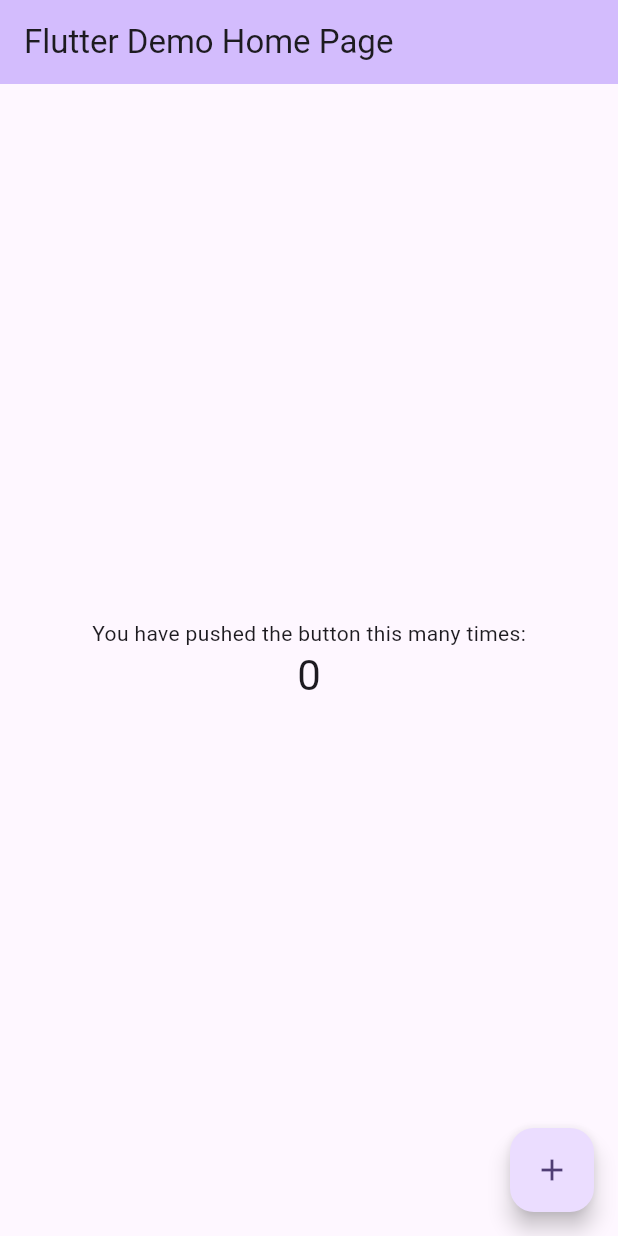
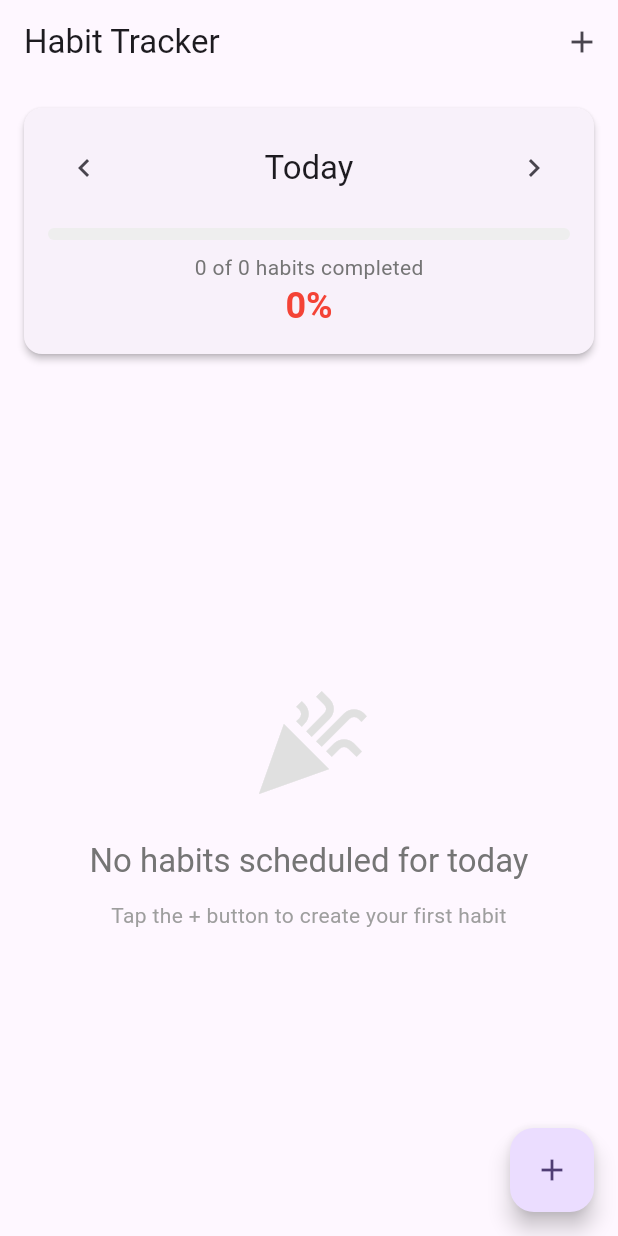
Before and after one commit to andreswooshik/habit-tracker-flutter, a Flutter app: the screen it shows after launch, on a phone screen of 412 x 824 dp. Run offline on Flutter 3.47's test engine with Material 3 defaults, Android fonts, the phone set to English and light mode, and no system bars; our stand-ins replace equatable, flutter_riverpod.

Commit message:
Phase 6: Implement HabitListScreen with date navigation and completion toggle
- Created HabitListScreen with full provider integration
- Date navigation with progress indicator
- Habit cards with completion toggle and streak display
- Empty state for days with no scheduled habits
- Fixed compilation errors (CardThemeData, imports)
- Integrated all Phase 5 computed providers

```diff
--- a/habit_tracker_flutter_new/lib/main.dart
+++ b/habit_tracker_flutter_new/lib/main.dart
@@ -1,122 +1,37 @@
 import 'package:flutter/material.dart';
+import 'package:flutter_riverpod/flutter_riverpod.dart';
+import 'package:habit_tracker_flutter_new/screens/habit_list_screen.dart';
 
 void main() {
-  runApp(const MyApp());
+  runApp(
+    const ProviderScope(
+      child: MyApp(),
+    ),
+  );
 }
 
 class MyApp extends StatelessWidget {
   const MyApp({super.key});
 
-  // This widget is the root of your application.
   @override
   Widget build(BuildContext context) {
     return MaterialApp(
-      title: 'Flutter Demo',
+      title: 'Habit Tracker',
+      debugShowCheckedModeBanner: false,
       theme: ThemeData(
-        // This is the theme of your application.
-        //
-        // TRY THIS: Try running your application with "flutter run". You'll see
-        // the application has a purple toolbar. Then, without quitting the app,
-        // try changing the seedColor in the colorScheme below to Colors.green
-        // and then invoke "hot reload" (save your changes or press the "hot
-        // reload" button in a Flutter-supported IDE, or press "r" if you used
-        // the command line to start the app).
-        //
-        // Notice that the counter didn't reset back to zero; the application
-        // state is not lost during the reload. To reset the state, use hot
-        // restart instead.
-        //
-        // This works for code too, not just values: Most code changes can be
-        // tested with just a hot reload.
-        colorScheme: .fromSeed(seedColor: Colors.deepPurple),
+        colorScheme: ColorScheme.fromSeed(
+          seedColor: Colors.deepPurple,
+          brightness: Brightness.light,
+        ),
+        useMaterial3: true,
+        cardTheme: CardThemeData(
+          elevation: 2,
+          shape: RoundedRectangleBorder(
+            borderRadius: BorderRadius.circular(12),
+          ),
+        ),
       ),
-      home: const MyHomePage(title: 'Flutter Demo Home Page'),
+      home: const HabitListScreen(),
     );
   }
 }
-
-class MyHomePage extends StatefulWidget {
-  const MyHomePage({super.key, required this.title});
-
-  // This widget is the home page of your application. It is stateful, meaning
-  // that it has a State object (defined below) that contains fields that affect
-  // how it looks.
-
-  // This class is the configuration for the state. It holds the values (in this
-  // case the title) provided by the parent (in this case the App widget) and
-  // used by the build method of the State. Fields in a Widget subclass are
-  // always marked "final".
-
-  final String title;
-
-  @override
-  State<MyHomePage> createState() => _MyHomePageState();
-}
-
-class _MyHomePageState extends State<MyHomePage> {
-  int _counter = 0;
-
-  void _incrementCounter() {
-    setState(() {
-      // This call to setState tells the Flutter framework that something has
-      // changed in this State, which causes it to rerun the build method below
-      // so that the display can reflect the updated values. If we changed
-      // _counter without calling setState(), then the build method would not be
-      // called again, and so nothing would appear to happen.
-      _counter++;
-    });
-  }
-
-  @override
-  Widget build(BuildContext context) {
-    // This method is rerun every time setState is called, for instance as done
-    // by the _incrementCounter method above.
-    //
-    // The Flutter framework has been optimized to make rerunning build methods
-    // fast, so that you can just rebuild anything that needs updating rather
-    // than having to individually change instances of widgets.
-    return Scaffold(
-      appBar: AppBar(
-        // TRY THIS: Try changing the color here to a specific color (to
-        // Colors.amber, perhaps?) and trigger a hot reload to see the AppBar
-        // change color while the other colors stay the same.
-        backgroundColor: Theme.of(context).colorScheme.inversePrimary,
-        // Here we take the value from the MyHomePage object that was created by
-        // the App.build method, and use it to set our appbar title.
-        title: Text(widget.title),
-      ),
-      body: Center(
-        // Center is a layout widget. It takes a single child and positions it
-        // in the middle of the parent.
-        child: Column(
-          // Column is also a layout widget. It takes a list of children and
-          // arranges them vertically. By default, it sizes itself to fit its
-          // children horizontally, and tries to be as tall as its parent.
-          //
-          // Column has various properties to control how it sizes itself and
-          // how it positions its children. Here we use mainAxisAlignment to
-          // center the children vertically; the main axis here is the vertical
-          // axis because Columns are vertical (the cross axis would be
-          // horizontal).
-          //
-          // TRY THIS: Invoke "debug painting" (choose the "Toggle Debug Paint"
-          // action in the IDE, or press "p" in the console), to see the
-          // wireframe for each widget.
-          mainAxisAlignment: .center,
-          children: [
-            const Text('You have pushed the button this many times:'),
-            Text(
-              '$_counter',
-              style: Theme.of(context).textTheme.headlineMedium,
-            ),
-          ],
-        ),
-      ),
-      floatingActionButton: FloatingActionButton(
-        onPressed: _incrementCounter,
-        tooltip: 'Increment',
-        child: const Icon(Icons.add),
-      ),
-    );
-  }
-}
--- /dev/null
+++ b/habit_tracker_flutter_new/lib/screens/habit_list_screen.dart
@@ -0,0 +1,453 @@
+import 'package:flutter/material.dart';
+import 'package:flutter_riverpod/flutter_riverpod.dart';
+import 'package:habit_tracker_flutter_new/models/habit.dart';
+import 'package:habit_tracker_flutter_new/models/habit_category.dart';
+import 'package:habit_tracker_flutter_new/providers/providers.dart';
+import 'package:habit_tracker_flutter_new/services/services.dart';
+import 'package:intl/intl.dart';
+
+/// Main screen displaying the list of habits for the selected date
+///
+/// Features:
+/// - Displays today's habits with completion status
+/// - Shows progress statistics
+/// - Allows completion toggle
+/// - Filters and sorts habits
+class HabitListScreen extends ConsumerWidget {
+  const HabitListScreen({super.key});
+
+  @override
+  Widget build(BuildContext context, WidgetRef ref) {
+    final todaysHabits = ref.watch(todaysHabitsProvider);
+    final selectedDate = ref.watch(selectedDateProvider);
+    final todaysProgress = ref.watch(todaysProgressProvider);
+    final completedCount = ref.watch(completedTodayCountProvider);
+    final totalCount = ref.watch(todaysHabitsCountProvider);
+
+    return Scaffold(
+      appBar: AppBar(
+        title: const Text('Habit Tracker'),
+        actions: [
+          IconButton(
+            icon: const Icon(Icons.add),
+            onPressed: () {
+              // TODO: Navigate to AddEditHabitScreen
+            },
+          ),
+        ],
+      ),
+      body: Column(
+        children: [
+          // Date selector and progress card
+          _DateProgressCard(
+            selectedDate: selectedDate,
+            progress: todaysProgress,
+            completedCount: completedCount,
+            totalCount: totalCount,
+            onDateChanged: (date) {
+              ref.read(selectedDateProvider.notifier).state = date;
+            },
+          ),
+
+          // Habits list
+          Expanded(
+            child: todaysHabits.isEmpty
+                ? _EmptyState(selectedDate: selectedDate)
+                : ListView.builder(
+                    padding: const EdgeInsets.all(16),
+                    itemCount: todaysHabits.length,
+                    itemBuilder: (context, index) {
+                      final habit = todaysHabits[index];
+                      return _HabitCard(
+                        habit: habit,
+                        selectedDate: selectedDate,
+                      );
+                    },
+                  ),
+          ),
+        ],
+      ),
+      floatingActionButton: FloatingActionButton(
+        onPressed: () {
+          // TODO: Navigate to AddEditHabitScreen
+        },
+        child: const Icon(Icons.add),
+      ),
+    );
+  }
+}
+
+/// Date selector and progress card widget
+class _DateProgressCard extends StatelessWidget {
+  final DateTime selectedDate;
+  final double progress;
+  final int completedCount;
+  final int totalCount;
+  final ValueChanged<DateTime> onDateChanged;
+
+  const _DateProgressCard({
+    required this.selectedDate,
+    required this.progress,
+    required this.completedCount,
+    required this.totalCount,
+    required this.onDateChanged,
+  });
+
+  @override
+  Widget build(BuildContext context) {
+    final isToday = _isToday(selectedDate);
+    final dateText = isToday
+        ? 'Today'
+        : DateFormat('EEEE, MMM d').format(selectedDate);
+
+    return Card(
+      margin: const EdgeInsets.all(16),
+      child: Padding(
+        padding: const EdgeInsets.all(16),
+        child: Column(
+          children: [
+            // Date navigation
+            Row(
+              mainAxisAlignment: MainAxisAlignment.spaceBetween,
+              children: [
+                IconButton(
+                  icon: const Icon(Icons.chevron_left),
+                  onPressed: () {
+                    onDateChanged(selectedDate.subtract(const Duration(days: 1)));
+                  },
+                ),
+                InkWell(
+                  onTap: () async {
+                    final date = await showDatePicker(
+                      context: context,
+                      initialDate: selectedDate,
+                      firstDate: DateTime(2020),
+                      lastDate: DateTime.now().add(const Duration(days: 365)),
+                    );
+                    if (date != null) {
+                      onDateChanged(date);
+                    }
+                  },
+                  child: Padding(
+                    padding: const EdgeInsets.symmetric(horizontal: 16, vertical: 8),
+                    child: Text(
+                      dateText,
+                      style: Theme.of(context).textTheme.titleLarge,
+                    ),
+                  ),
+                ),
+                IconButton(
+                  icon: const Icon(Icons.chevron_right),
+                  onPressed: () {
+                    onDateChanged(selectedDate.add(const Duration(days: 1)));
+                  },
+                ),
+              ],
+            ),
+
+            const SizedBox(height: 16),
+
+            // Progress indicator
+            ClipRRect(
+              borderRadius: BorderRadius.circular(8),
+              child: LinearProgressIndicator(
+                value: progress,
+                minHeight: 8,
+                backgroundColor: Colors.grey[200],
+                valueColor: AlwaysStoppedAnimation<Color>(
+                  _getProgressColor(progress),
+                ),
+              ),
+            ),
+
+            const SizedBox(height: 8),
+
+            // Progress text
+            Text(
+              '$completedCount of $totalCount habits completed',
+              style: Theme.of(context).textTheme.bodyMedium?.copyWith(
+                color: Colors.grey[600],
+              ),
+            ),
+
+            // Percentage
+            Text(
+              '${(progress * 100).toStringAsFixed(0)}%',
+              style: Theme.of(context).textTheme.headlineSmall?.copyWith(
+                fontWeight: FontWeight.bold,
+                color: _getProgressColor(progress),
+              ),
+            ),
+          ],
+        ),
+      ),
+    );
+  }
+
+  bool _isToday(DateTime date) {
+    final now = DateTime.now();
+    return date.year == now.year &&
+           date.month == now.month &&
+           date.day == now.day;
+  }
+
+  Color _getProgressColor(double progress) {
+    if (progress >= 0.8) return Colors.green;
+    if (progress >= 0.5) return Colors.orange;
+    return Colors.red;
+  }
+}
+
+/// Individual habit card widget
+class _HabitCard extends ConsumerWidget {
+  final Habit habit;
+  final DateTime selectedDate;
+
+  const _HabitCard({
+    required this.habit,
+    required this.selectedDate,
+  });
+
+  @override
+  Widget build(BuildContext context, WidgetRef ref) {
+    final isCompleted = ref.watch(
+      habitCompletionProvider((habitId: habit.id, date: selectedDate)),
+    );
+
+    return Card(
+      margin: const EdgeInsets.only(bottom: 12),
+      child: InkWell(
+        onTap: () {
+          // TODO: Navigate to HabitDetailScreen
+        },
+        borderRadius: BorderRadius.circular(12),
+        child: Padding(
+          padding: const EdgeInsets.all(16),
+          child: Row(
+            children: [
+              // Completion checkbox
+              GestureDetector(
+                onTap: () {
+                  if (isCompleted) {
+                    ref.read(completionsProvider.notifier)
+                        .markIncomplete(habit.id, selectedDate);
+                  } else {
+                    ref.read(completionsProvider.notifier)
+                        .markComplete(habit.id, selectedDate);
+                  }
+                },
+                child: Container(
+                  width: 28,
+                  height: 28,
+                  decoration: BoxDecoration(
+                    shape: BoxShape.circle,
+                    border: Border.all(
+                      color: isCompleted
+                          ? Colors.green
+                          : Colors.grey,
+                      width: 2,
+                    ),
+                    color: isCompleted
+                        ? Colors.green
+                        : Colors.transparent,
+                  ),
+                  child: isCompleted
+                      ? const Icon(
+                          Icons.check,
+                          size: 18,
+                          color: Colors.white,
+                        )
+                      : null,
+                ),
+              ),
+
+              const SizedBox(width: 16),
+
+              // Habit info
+              Expanded(
+                child: Column(
+                  crossAxisAlignment: CrossAxisAlignment.start,
+                  children: [
+                    Text(
+                      habit.name,
+                      style: Theme.of(context).textTheme.titleMedium?.copyWith(
+                        decoration: isCompleted
+                            ? TextDecoration.lineThrough
+                            : null,
+                        color: isCompleted
+                            ? Colors.grey
+                            : null,
+                      ),
+                    ),
+                    const SizedBox(height: 4),
+                    Row(
+                      children: [
+                        Icon(
+                          _getCategoryIcon(habit.category),
+                          size: 16,
+                          color: Colors.grey[600],
+                        ),
+                        const SizedBox(width: 4),
+                        Text(
+                          habit.category.displayName,
+                          style: Theme.of(context).textTheme.bodySmall?.copyWith(
+                            color: Colors.grey[600],
+                          ),
+                        ),
+                        const SizedBox(width: 12),
+                        Icon(
+                          Icons.repeat,
+                          size: 16,
+                          color: Colors.grey[600],
+                        ),
+                        const SizedBox(width: 4),
+                        Text(
+                          habit.frequency.displayName,
+                          style: Theme.of(context).textTheme.bodySmall?.copyWith(
+                            color: Colors.grey[600],
+                          ),
+                        ),
+                      ],
+                    ),
+                  ],
+                ),
+              ),
+
+              // Streak indicator
+              _StreakBadge(habitId: habit.id),
+            ],
+          ),
+        ),
+      ),
+    );
+  }
+
+  IconData _getCategoryIcon(HabitCategory category) {
+    switch (category.name) {
+      case 'health':
+        return Icons.favorite;
+      case 'productivity':
+        return Icons.work;
+      case 'mindfulness':
+        return Icons.self_improvement;
+      case 'social':
+        return Icons.people;
+      case 'creativity':
+        return Icons.palette;
+      case 'learning':
+        return Icons.school;
+      case 'fitness':
+        return Icons.fitness_center;
+      case 'finance':
+        return Icons.attach_money;
+      default:
+        return Icons.stars;
+    }
+  }
+}
+
+/// Streak badge showing current streak
+class _StreakBadge extends ConsumerWidget {
+  final String habitId;
+
+  const _StreakBadge({required this.habitId});
+
+  @override
+  Widget build(BuildContext context, WidgetRef ref) {
+    final streakData = ref.watch(streakDataProvider(habitId));
+
+    if (streakData.current == 0) {
+      return const SizedBox.shrink();
+    }
+
+    return Container(
+      padding: const EdgeInsets.symmetric(horizontal: 8, vertical: 4),
+      decoration: BoxDecoration(
+        color: _getStreakColor(streakData.current).withValues(alpha: 0.1),
+        borderRadius: BorderRadius.circular(12),
+        border: Border.all(
+          color: _getStreakColor(streakData.current),
+          width: 1,
+        ),
+      ),
+      child: Row(
+        mainAxisSize: MainAxisSize.min,
+        children: [
+          Text(
+            '🔥',
+            style: const TextStyle(fontSize: 14),
+          ),
+          const SizedBox(width: 4),
+          Text(
+            '${streakData.current}',
+            style: Theme.of(context).textTheme.labelMedium?.copyWith(
+              fontWeight: FontWeight.bold,
+              color: _getStreakColor(streakData.current),
+            ),
+          ),
+        ],
+      ),
+    );
+  }
+
+  Color _getStreakColor(int streak) {
+    if (streak >= 30) return Colors.purple;
+    if (streak >= 7) return Colors.orange;
+    return Colors.blue;
+  }
+}
+
+/// Empty state when no habits scheduled for the day
+class _EmptyState extends StatelessWidget {
+  final DateTime selectedDate;
+
+  const _EmptyState({required this.selectedDate});
+
+  @override
+  Widget build(BuildContext context) {
+    final isToday = _isToday(selectedDate);
+
+    return Center(
+      child: Padding(
+        padding: const EdgeInsets.all(32),
+        child: Column(
+          mainAxisAlignment: MainAxisAlignment.center,
+          children: [
+            Icon(
+              isToday ? Icons.celebration : Icons.event_busy,
+              size: 80,
+              color: Colors.grey[300],
+            ),
+            const SizedBox(height: 24),
+            Text(
+              isToday
+                  ? 'No habits scheduled for today'
+                  : 'No habits scheduled for this day',
+              style: Theme.of(context).textTheme.titleLarge?.copyWith(
+                color: Colors.grey[600],
+              ),
+              textAlign: TextAlign.center,
+            ),
+            const SizedBox(height: 12),
+            Text(
+              isToday
+                  ? 'Tap the + button to create your first habit'
+                  : 'Check another date or create a new habit',
+              style: Theme.of(context).textTheme.bodyMedium?.copyWith(
+                color: Colors.grey[500],
+              ),
+              textAlign: TextAlign.center,
+            ),
+          ],
+        ),
+      ),
+    );
+  }
+
+  bool _isToday(DateTime date) {
+    final now = DateTime.now();
+    return date.year == now.year &&
+           date.month == now.month &&
+           date.day == now.day;
+  }
+}
```
